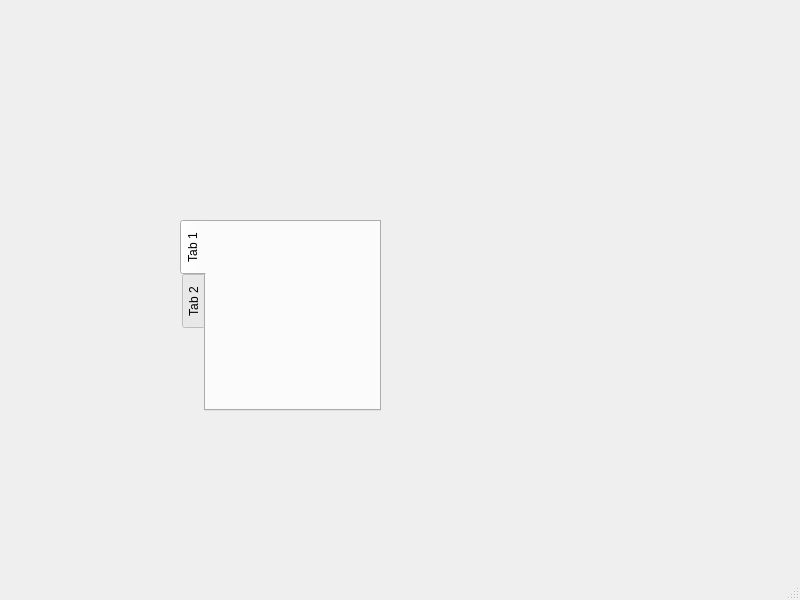
The window that JacketUI.ui (Mahno9/Lackey) describes before a commit, drawn with Qt 5.
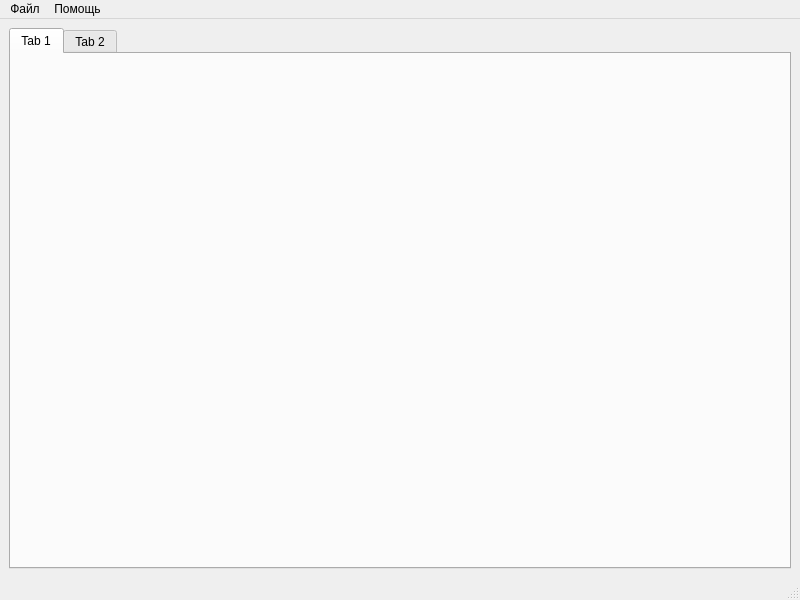
The same window after the commit.

Commit message:
Lackey class extended to extern file.
Icon added to repo.
Few changes in JacketUI.ui

```diff
--- a/JacketUI.ui
+++ b/JacketUI.ui
@@ -14,17 +14,11 @@
    <string>MainWindow</string>
   </property>
   <widget class="QWidget" name="centralwidget">
+   <layout class="QHBoxLayout" name="horizontalLayout">
+    <item>
    <widget class="QTabWidget" name="tabWidget">
-    <property name="geometry">
-     <rect>
-      <x>180</x>
-      <y>220</y>
-      <width>201</width>
-      <height>191</height>
-     </rect>
-    </property>
     <property name="tabPosition">
-     <enum>QTabWidget::West</enum>
+       <enum>QTabWidget::North</enum>
     </property>
     <property name="tabShape">
      <enum>QTabWidget::Rounded</enum>
@@ -52,6 +46,8 @@
      </attribute>
     </widget>
    </widget>
+    </item>
+   </layout>
   </widget>
   <widget class="QMenuBar" name="menubar">
    <property name="geometry">
@@ -62,6 +58,20 @@
      <height>21</height>
     </rect>
    </property>
+   <widget class="QMenu" name="menu_file">
+    <property name="title">
+     <string>Файл</string>
+    </property>
+    <addaction name="action_exit"/>
+   </widget>
+   <widget class="QMenu" name="menu_help">
+    <property name="title">
+     <string>Помощь</string>
+    </property>
+    <addaction name="action_about"/>
+   </widget>
+   <addaction name="menu_file"/>
+   <addaction name="menu_help"/>
   </widget>
   <widget class="QStatusBar" name="statusbar"/>
  </widget>
```
Left out of the diff: 10 changed lines with no effect on the pictures. Lines whose indentation alone changed are shown as unchanged. The commit also changes 3 other files.
